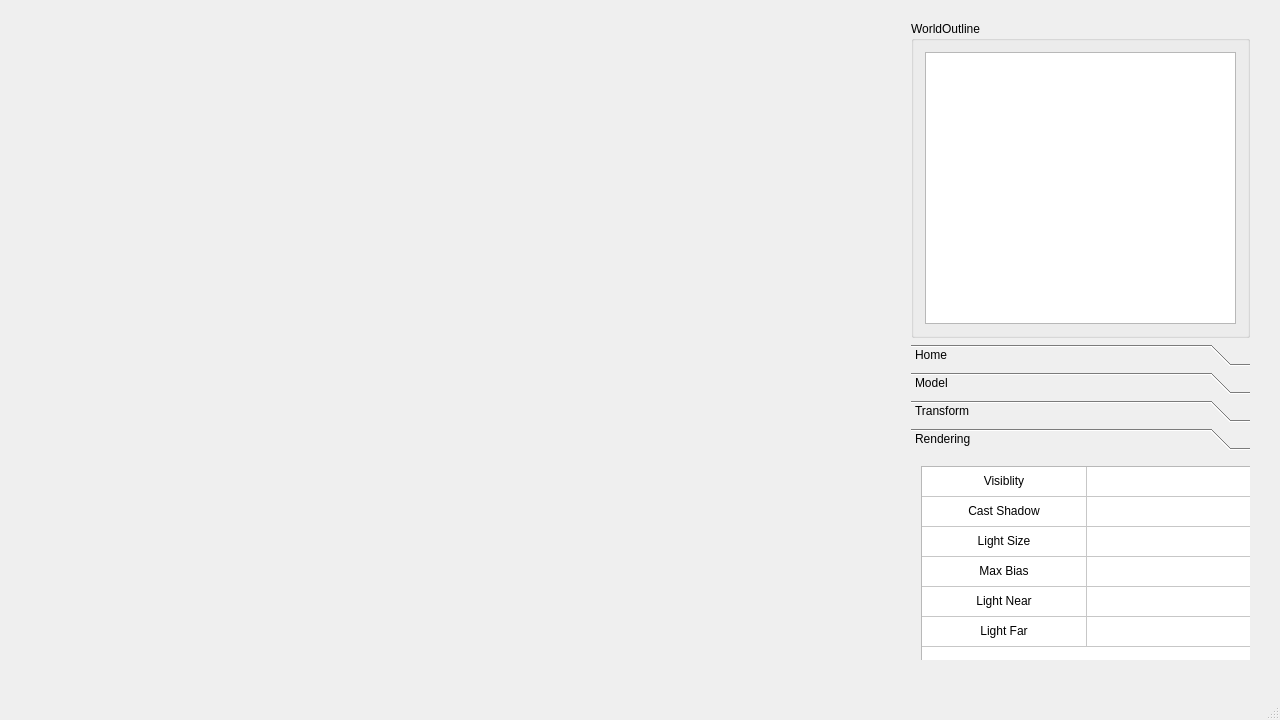
Old version of the form DX11RenderEngine.ui in the repository BoomBac/DX11RenderEngine.
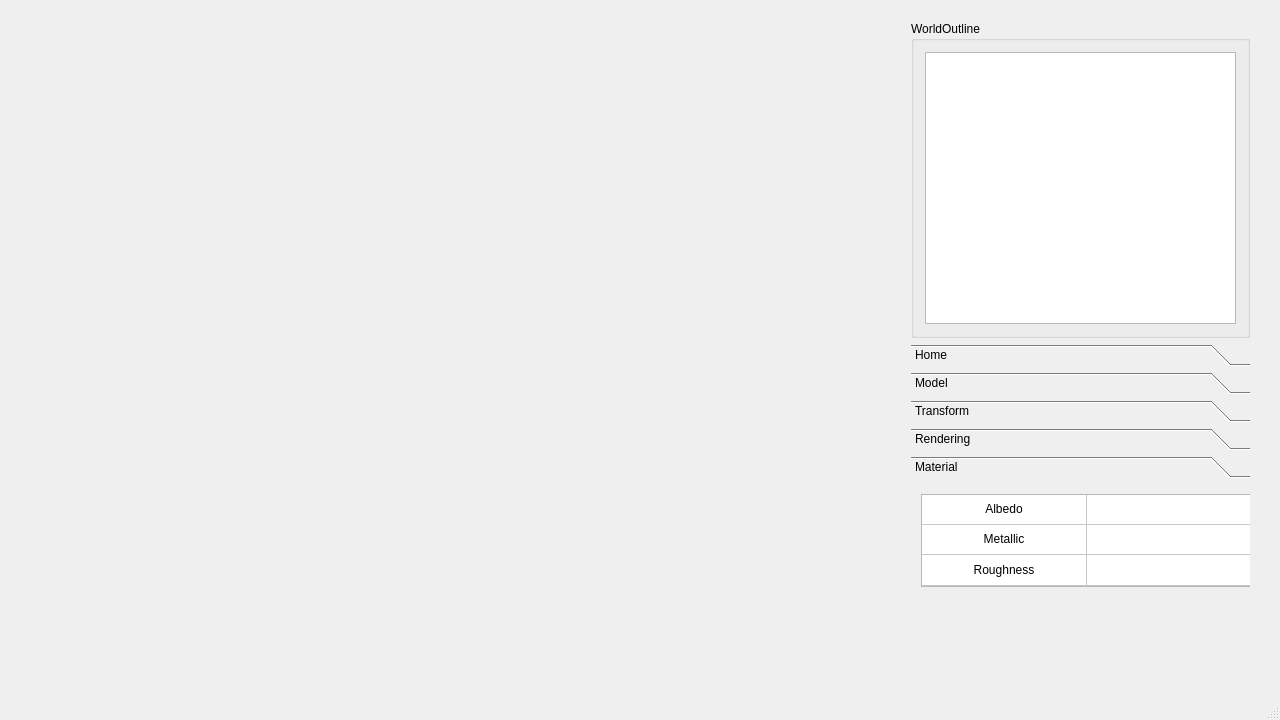
New version of the form. Custom widgets are drawn as their Qt base class.

Patch:
```diff
--- a/DX11RenderEngine.ui
+++ b/DX11RenderEngine.ui
@@ -59,7 +59,7 @@
         <number>1</number>
        </property>
        <property name="currentIndex">
-        <number>3</number>
+        <number>4</number>
        </property>
        <property name="tabSpacing">
         <number>6</number>
@@ -294,7 +294,7 @@
           <x>0</x>
           <y>0</y>
           <width>359</width>
-          <height>222</height>
+          <height>196</height>
          </rect>
         </property>
         <attribute name="label">
@@ -423,6 +423,88 @@
          </item>
         </widget>
        </widget>
+       <widget class="QWidget" name="page_4">
+        <attribute name="label">
+         <string>Material</string>
+        </attribute>
+        <widget class="QTableWidget" name="tb_material">
+         <property name="geometry">
+          <rect>
+           <x>10</x>
+           <y>10</y>
+           <width>333</width>
+           <height>93</height>
+          </rect>
+         </property>
+         <attribute name="horizontalHeaderVisible">
+          <bool>false</bool>
+         </attribute>
+         <attribute name="horizontalHeaderMinimumSectionSize">
+          <number>60</number>
+         </attribute>
+         <attribute name="horizontalHeaderDefaultSectionSize">
+          <number>165</number>
+         </attribute>
+         <attribute name="horizontalHeaderStretchLastSection">
+          <bool>true</bool>
+         </attribute>
+         <attribute name="verticalHeaderVisible">
+          <bool>false</bool>
+         </attribute>
+         <attribute name="verticalHeaderStretchLastSection">
+          <bool>true</bool>
+         </attribute>
+         <row>
+          <property name="text">
+           <string>New Row</string>
+          </property>
+         </row>
+         <row>
+          <property name="text">
+           <string>1</string>
+          </property>
+         </row>
+         <row>
+          <property name="text">
+           <string>3</string>
+          </property>
+         </row>
+         <column>
+          <property name="text">
+           <string>Property</string>
+          </property>
+         </column>
+         <column>
+          <property name="text">
+           <string>Value</string>
+          </property>
+         </column>
+         <item row="0" column="0">
+          <property name="text">
+           <string>Albedo</string>
+          </property>
+          <property name="textAlignment">
+           <set>AlignCenter</set>
+          </property>
+         </item>
+         <item row="1" column="0">
+          <property name="text">
+           <string>Metallic</string>
+          </property>
+          <property name="textAlignment">
+           <set>AlignCenter</set>
+          </property>
+         </item>
+         <item row="2" column="0">
+          <property name="text">
+           <string>Roughness</string>
+          </property>
+          <property name="textAlignment">
+           <set>AlignCenter</set>
+          </property>
+         </item>
+        </widget>
+       </widget>
       </widget>
      </item>
     </layout>
```
Left out of the diff: 12 changed lines with no effect on the pictures.
